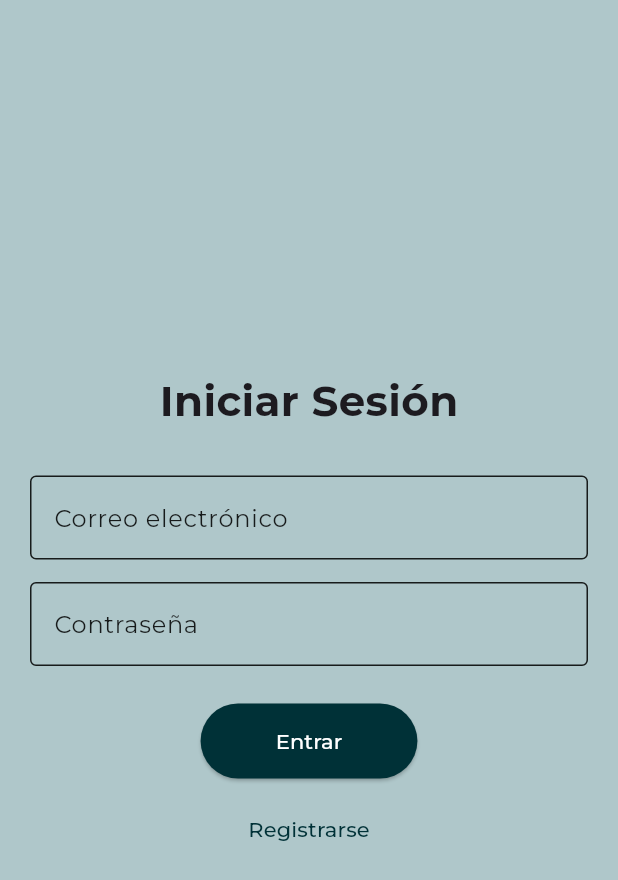
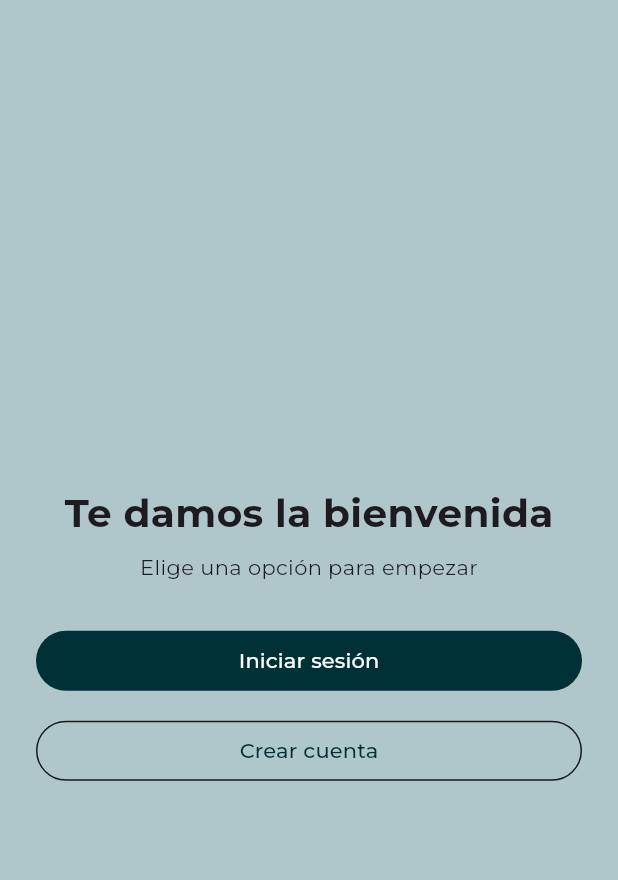
Before and after one commit to k-verah/donation-app, a Flutter app: the screen it shows after launch, on a phone screen of 412 x 824 dp. Shown: the top 880 px of the screen. Run offline on Flutter 3.47's test engine with Material 3 defaults, Android fonts, the phone set to English and light mode, and no system bars; our stand-ins replace geolocator, google_fonts, google_maps_flutter.

Commit message:
Vista: Página de inicio

```diff
--- a/lib/main.dart
+++ b/lib/main.dart
@@ -2,6 +2,9 @@ import 'package:flutter/material.dart';
 import 'package:google_fonts/google_fonts.dart';
 
 import 'screens/login_screen.dart';
+import 'screens/register_screen.dart';
+import 'screens/initial_page_screen.dart';
+import 'screens/new_donation_screen.dart';
 import 'screens/map_screen.dart';
 import 'screens/dashboard_screen.dart';
 import 'screens/notifications_screen.dart';
@@ -22,7 +25,7 @@ class DonationApp extends StatelessWidget {
 
     return MaterialApp(
       debugShowCheckedModeBanner: false,
-      title: 'Donation App',
+      title: 'Recyclothes',
       theme: ThemeData(
         useMaterial3: true,
         colorScheme: ColorScheme(
@@ -54,60 +57,59 @@ class DonationApp extends StatelessWidget {
           type: BottomNavigationBarType.fixed,
         ),
       ),
-
-      // 🔑 Empezamos en Login
-      initialRoute: '/login',
-
+      home: const _StartScreen(),
       routes: {
+        '/start': (context) => const _StartScreen(),
         '/login': (context) => const LoginScreen(),
-        '/home': (context) => const _HomeShell(),
+        '/register': (context) => const RegisterScreen(),
+        '/home': (_) => const MainShell(),
+        '/notifications': (_) => const NotificationsScreen()
       },
     );
   }
 }
 
-class _HomeShell extends StatefulWidget {
-  const _HomeShell({super.key});
-
-  @override
-  State<_HomeShell> createState() => _HomeShellState();
-}
-
-class _HomeShellState extends State<_HomeShell> {
-  int _index = 0;
-
-  final List<Widget> _screens = const [
-    MapScreen(),
-    DashboardScreen(),
-    NotificationsScreen(),
-    TaggingScreen(),
-  ];
+class _StartScreen extends StatelessWidget {
+  const _StartScreen();
 
   @override
   Widget build(BuildContext context) {
     return Scaffold(
-      body: IndexedStack(index: _index, children: _screens),
-      bottomNavigationBar: NavigationBar(
-        selectedIndex: _index,
-        onDestinationSelected: (i) => setState(() => _index = i),
-        destinations: const [
-          NavigationDestination(
-              icon: Icon(Icons.map_outlined),
-              selectedIcon: Icon(Icons.map),
-              label: 'Mapa'),
-          NavigationDestination(
-              icon: Icon(Icons.dashboard_outlined),
-              selectedIcon: Icon(Icons.dashboard),
-              label: 'Dashboard'),
-          NavigationDestination(
-              icon: Icon(Icons.notifications_none),
-              selectedIcon: Icon(Icons.notifications),
-              label: 'Notificaciones'),
-          NavigationDestination(
-              icon: Icon(Icons.label_outline),
-              selectedIcon: Icon(Icons.label),
-              label: 'Etiquetar'),
-        ],
+      body: Center(
+        child: ConstrainedBox(
+          constraints: const BoxConstraints(maxWidth: 420),
+          child: Padding(
+            padding: const EdgeInsets.all(24),
+            child: Column(
+              mainAxisAlignment: MainAxisAlignment.center,
+              children: [
+                const SizedBox(height: 24),
+                const Text('Te damos la bienvenida',
+                    style:
+                        TextStyle(fontSize: 26, fontWeight: FontWeight.bold)),
+                const SizedBox(height: 8),
+                const Text('Elige una opción para empezar',
+                    textAlign: TextAlign.center),
+                const SizedBox(height: 28),
+                SizedBox(
+                  width: double.infinity,
+                  child: FilledButton(
+                    onPressed: () => Navigator.pushNamed(context, '/login'),
+                    child: const Text('Iniciar sesión'),
+                  ),
+                ),
+                const SizedBox(height: 12),
+                SizedBox(
+                  width: double.infinity,
+                  child: OutlinedButton(
+                    onPressed: () => Navigator.pushNamed(context, '/register'),
+                    child: const Text('Crear cuenta'),
+                  ),
+                ),
+              ],
+            ),
+          ),
+        ),
       ),
     );
   }
```
Also changed, not shown: lib/screens/initial_page_screen.dart (added, +234 -0 lines), lib/screens/login_screen.dart (+14 -18 lines), lib/screens/new_donation_screen.dart (added), 1 other file.
